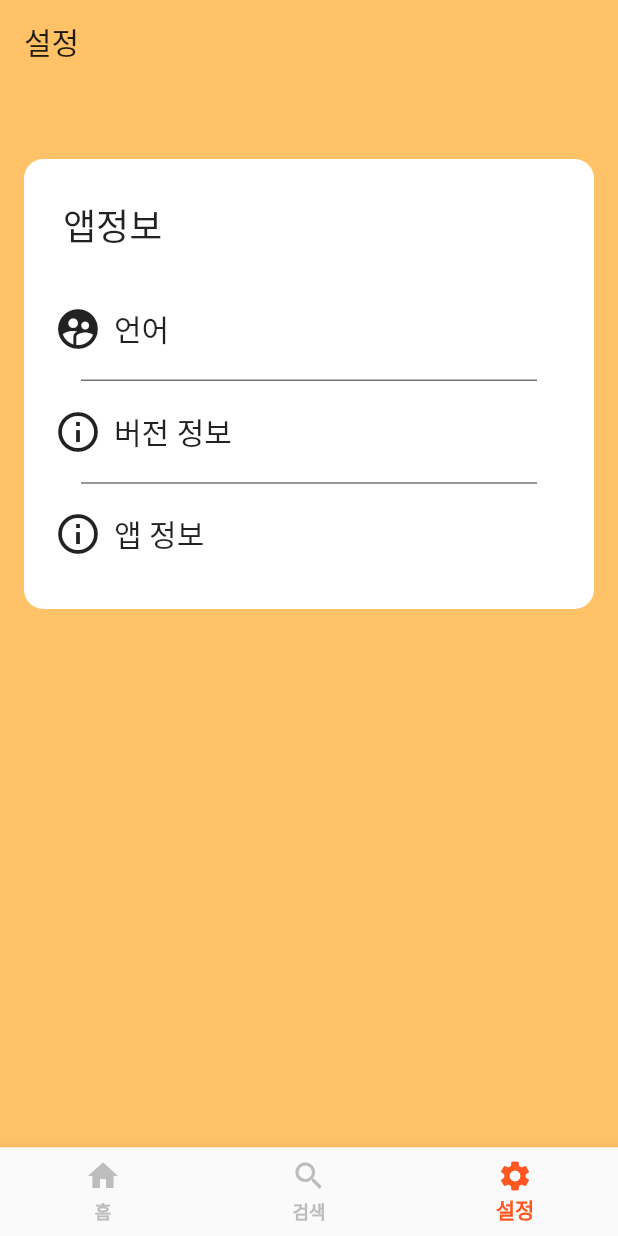
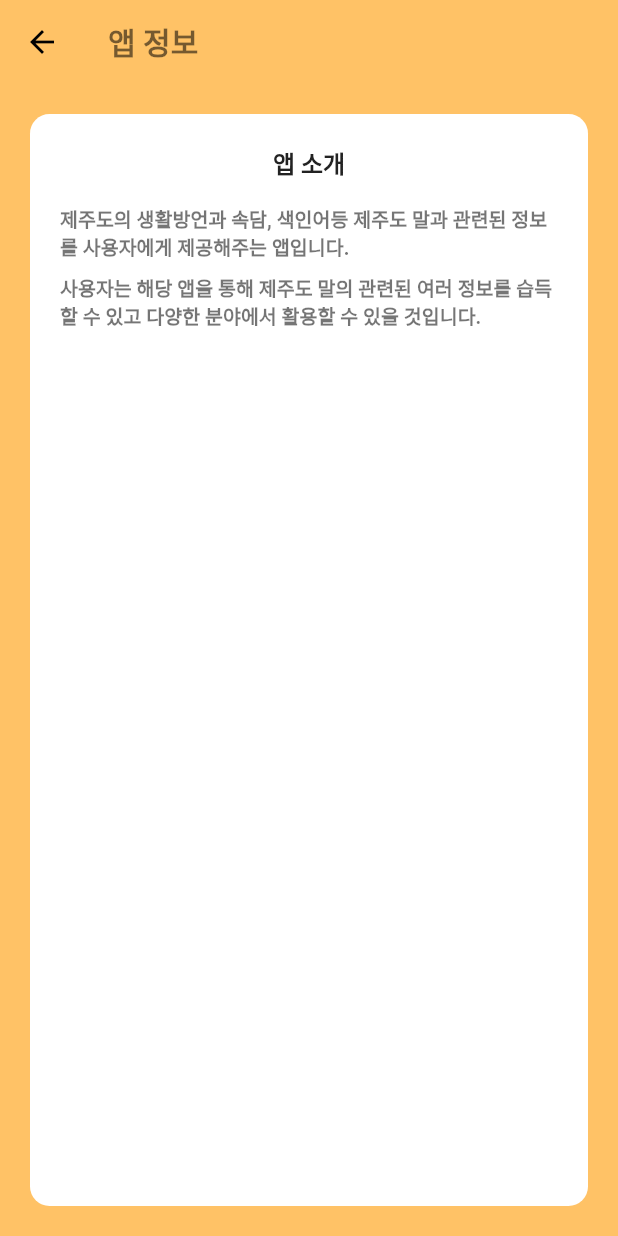
Before and after one commit to bonjin-app/jeju_dialect_old, a Flutter app: the screen it shows after launch, item 3 of the bottom bar chosen, after a tap on "앱 정보", on a phone screen of 412 x 824 dp. Run offline on Flutter 3.47's test engine with Material 2 defaults, Android fonts, the phone set to English and light mode, and no system bars; our stand-ins replace flutter_svg, logger; missing offline and left inert: xml2json; network calls fail.

```diff
--- a/lib/providers/dictionary_provider.dart
+++ b/lib/providers/dictionary_provider.dart
@@ -13,7 +13,6 @@ class DictionaryProvider with ChangeNotifier {
   Dictionary _dictionary;
   Dictionary get dictionary => _dictionary;
 
-  //
   DictionaryProvider() {
     _logger.d("DictionaryProvider init");
   }
@@ -30,7 +29,7 @@ class DictionaryProvider with ChangeNotifier {
 
     try {
       var queryParam = {
-        "pageSize" : "999999999",
+        "pageSize" : "999",
       };
       var uri = Uri.https(authority, dictionaryPath, queryParam);
       final response = await http.get(uri);
--- a/lib/screens/home/home_screen.dart
+++ b/lib/screens/home/home_screen.dart
@@ -27,16 +27,16 @@ class HomeScreen extends StatelessWidget {
                 padding: EdgeInsets.only(left: 20),
                 child: Text(
                   '제줏 말싸미',
-//                  style: TextStyle(
-//                    fontFamily: 'NanumMyeongjo',
-//                    fontSize: 35,
-//                    fontWeight: FontWeight.w900,
-//                    color: Colors.black54
-//                  ),
-                  style: Theme.of(context)
-                      .textTheme
-                      .display1
-                      .copyWith(fontWeight: FontWeight.w900),
+                  style: TextStyle(
+                    fontFamily: 'Yethan',
+                    fontSize: 35,
+                    fontWeight: FontWeight.w900,
+                    color: Colors.black54
+                  ),
+//                  style: Theme.of(context)
+//                      .textTheme
+//                      .display1
+//                      .copyWith(fontWeight: FontWeight.w900),
                 ),
               ),
               Container(
--- a/lib/screens/proverb/proverb_screen.dart
+++ b/lib/screens/proverb/proverb_screen.dart
@@ -118,4 +118,6 @@ class _ProverbScreenState extends State<ProverbScreen>{
       ),
     );
   }
+
+
 }
--- a/lib/screens/setting/components/appInfo_screen.dart
+++ b/lib/screens/setting/components/appInfo_screen.dart
@@ -0,0 +1,65 @@
+import 'package:flutter/material.dart';
+
+class AppInfoScreen extends StatelessWidget {
+  @override
+  Widget build(BuildContext context) {
+    return Scaffold(
+      appBar: AppBar(
+        title: Text(
+          '앱 정보',
+          style: TextStyle(
+            fontSize: 20,
+            fontWeight: FontWeight.w600,
+            color: Colors.black54,
+          ),
+        ),
+        elevation: 0,
+        backgroundColor: Color(0xffffc266),
+      ),
+      backgroundColor: Color(0xffffc266),
+      body: Container(
+        decoration: BoxDecoration(
+          color: Colors.white,
+          borderRadius: BorderRadius.circular(13),
+        ),
+        margin: EdgeInsets.all(20),
+        padding: EdgeInsets.all(20),
+        child: Column(
+          children: [
+            Text(
+              '앱 소개',
+              style: TextStyle(
+                fontSize: 16,
+                fontWeight: FontWeight.w600,
+              ),
+            ),
+            SizedBox(
+              height: 16,
+            ),
+            Text(
+              '제주도의 생활방언과 속담, 색인어등 제주도 말과 관련된 정보를 사용자에게 제공해주는 앱입니다.',
+              style: TextStyle(
+                  fontSize: 13,
+                  fontWeight: FontWeight.w600,
+                  color: Colors.black54),
+            ),
+            SizedBox(
+              height: 8,
+            ),
+            Text(
+              '사용자는 해당 앱을 통해 제주도 말의 관련된 여러 정보를 습득할 수 있고 다양한 분야에서 활용할 수 있을 것입니다.',
+              style: TextStyle(
+                  fontSize: 13,
+                  fontWeight: FontWeight.w600,
+                  color: Colors.black54),
+            ),
+            SizedBox(
+              height: 16,
+            ),
+
+          ],
+        ),
+      ),
+    );
+  }
+}
--- a/lib/screens/setting/setting_screen.dart
+++ b/lib/screens/setting/setting_screen.dart
@@ -1,4 +1,5 @@
 import 'package:flutter/material.dart';
+import 'package:jejudialect/screens/setting/components/appInfo_screen.dart';
 import 'package:jejudialect/screens/setting/components/language_setting.dart';
 
 import 'components/versionInfo_screen.dart';
@@ -106,7 +107,9 @@ class SettingScreen extends StatelessWidget {
                       size: 32,
                     ),
                     onPressed: () {
-                      print('안녕칭구들');
+                      Navigator.push(context, MaterialPageRoute(
+                          builder: (context) => AppInfoScreen()
+                      ));
                     },
                   ),
                 ],
```
Also changed, not shown: lib/screens/dictionary/dictionary_screen.dart (+23 -23 lines), lib/screens/proverb/components/proverb_item.dart (+29 -2 lines), lib/screens/proverb/proverb_detail_screen.dart (+24 -1 lines), lib/screens/setting/components/versionInfo_screen.dart (+40 -6 lines), pubspec.yaml (+7 -5 lines), lib/constants/setEscape.dart (added), 1 other file.
